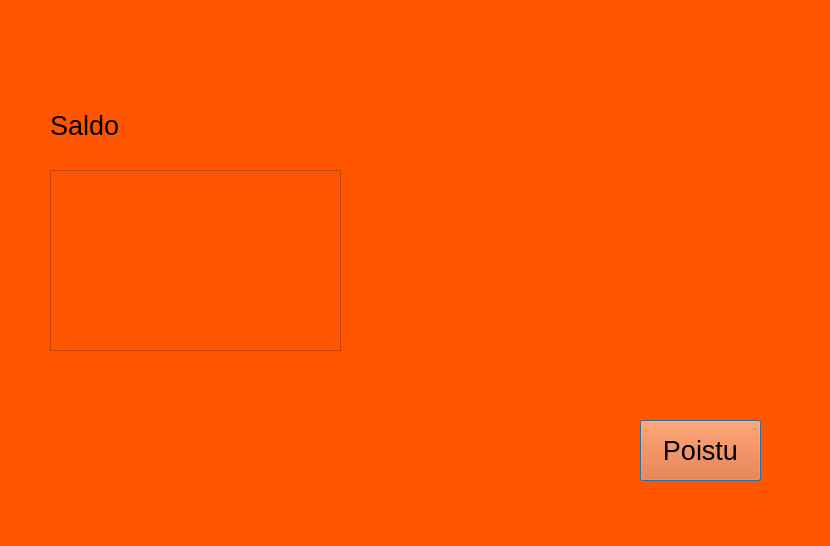
This is frontend/saldo.ui in 22kmo-project/group_8 as Qt 5 draws it before an edit. The edited form follows.
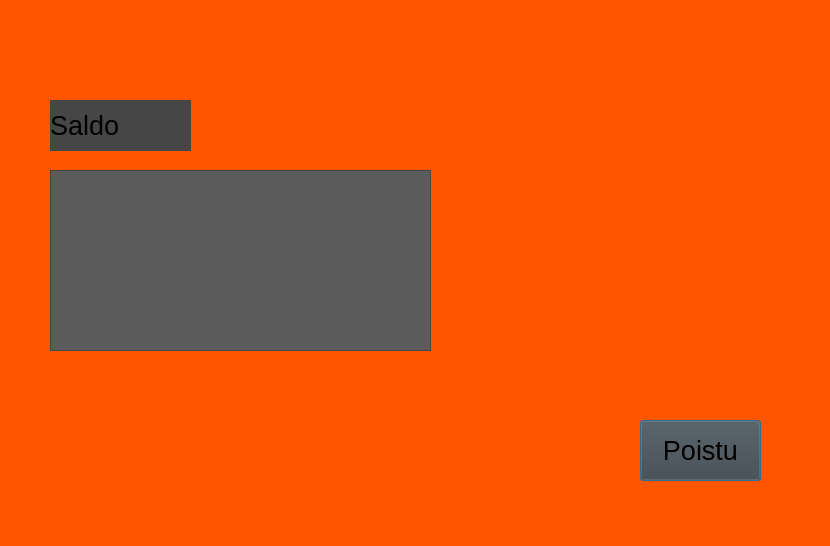
This is the edited form.

Commit message: saldo ikkunaa eteenpäin

The edit to the form file:
```diff
--- a/frontend/saldo.ui
+++ b/frontend/saldo.ui
@@ -36,6 +36,9 @@
    <property name="autoFillBackground">
     <bool>false</bool>
    </property>
+   <property name="styleSheet">
+    <string notr="true">background-color: rgb(67, 67, 67);</string>
+   </property>
    <property name="text">
     <string>Poistu</string>
    </property>
@@ -45,7 +48,7 @@
     <rect>
      <x>50</x>
      <y>170</y>
-     <width>291</width>
+     <width>381</width>
      <height>181</height>
     </rect>
    </property>
@@ -54,6 +57,9 @@
      <pointsize>20</pointsize>
     </font>
    </property>
+   <property name="styleSheet">
+    <string notr="true">background-color: rgb(91, 91, 91);</string>
+   </property>
   </widget>
   <widget class="QLabel" name="label">
    <property name="geometry">
@@ -69,6 +75,9 @@
      <pointsize>20</pointsize>
     </font>
    </property>
+   <property name="styleSheet">
+    <string notr="true">background-color: rgb(70, 70, 70);</string>
+   </property>
    <property name="text">
     <string>Saldo</string>
    </property>
@@ -76,10 +85,10 @@
   <widget class="QLabel" name="labelKortinNumero">
    <property name="geometry">
     <rect>
-     <x>40</x>
+     <x>50</x>
      <y>30</y>
-     <width>141</width>
-     <height>41</height>
+     <width>151</width>
+     <height>51</height>
     </rect>
    </property>
    <property name="font">
```
The commit also changes 8 other files.
